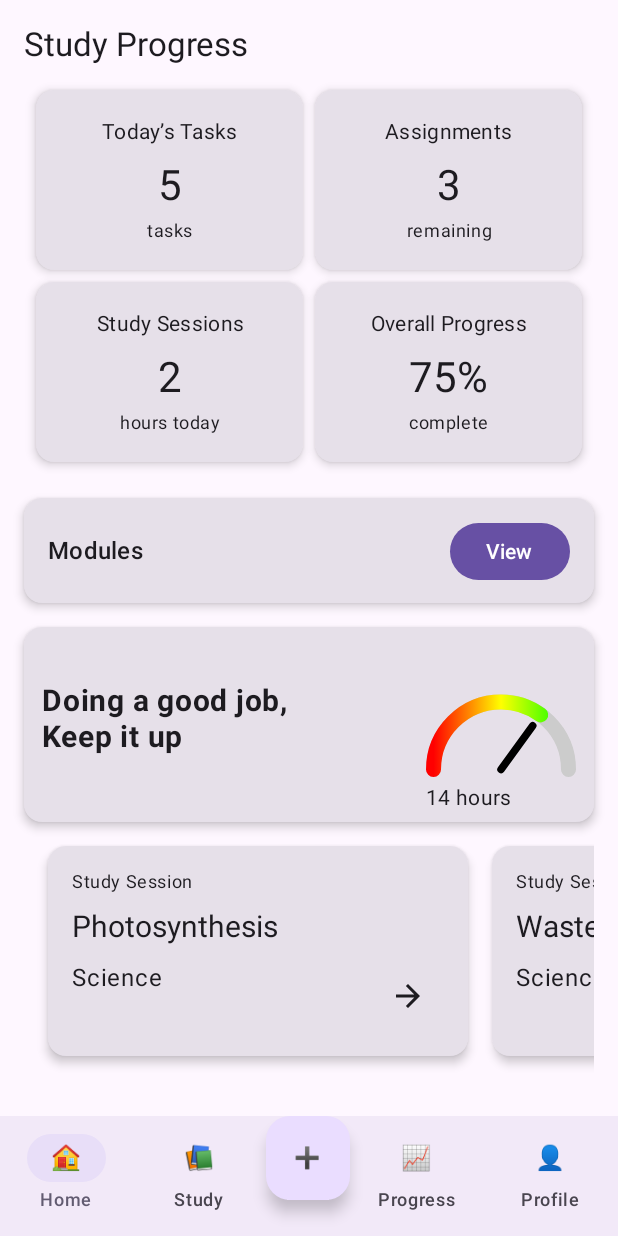
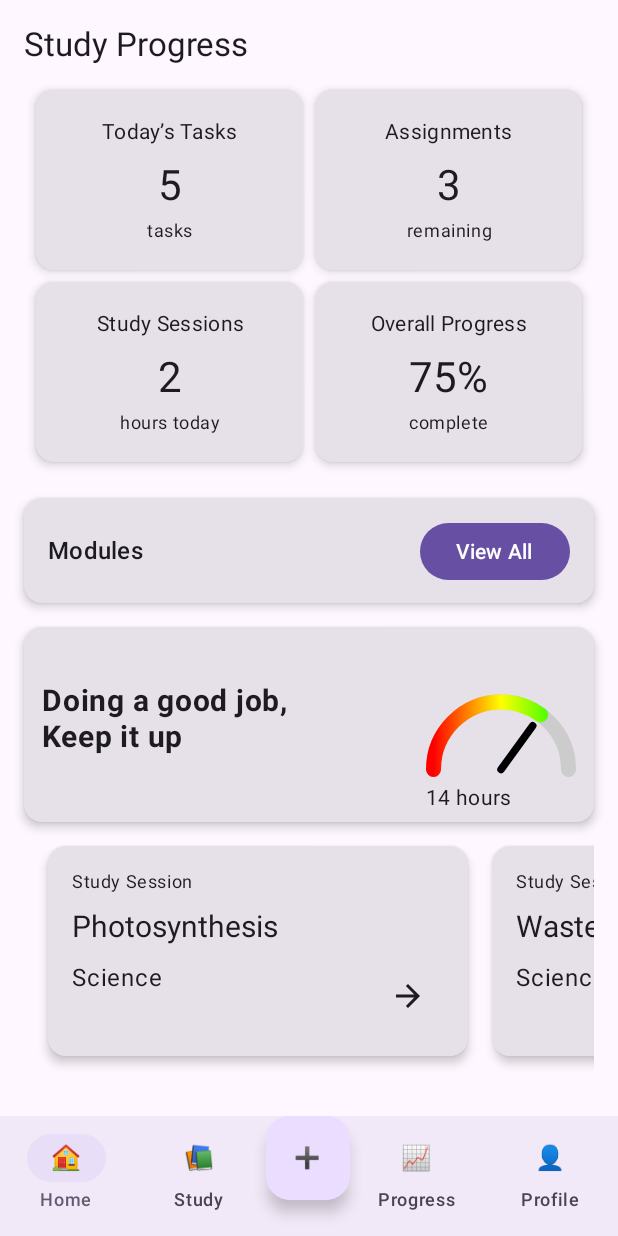
Before and after one commit to DavidDully/TrackEd, an Android app built with Jetpack Compose: the screen it shows after launch (MainActivity), on a phone screen of 412 x 824 dp. Run offline under Robolectric (Android 15) with nearby library versions, the phone set to English and light mode, and no system bars.

```diff
--- a/app/src/main/java/com/example/tracked/MainActivity.kt
+++ b/app/src/main/java/com/example/tracked/MainActivity.kt
@@ -203,7 +203,7 @@ fun HomeScreen() {
                     style = MaterialTheme.typography.titleMedium
                 )
                 Button(onClick = { /* TODO: view modules */ }) {
-                    Text("View")
+                    Text("View All")
                 }
             }
         }
```
